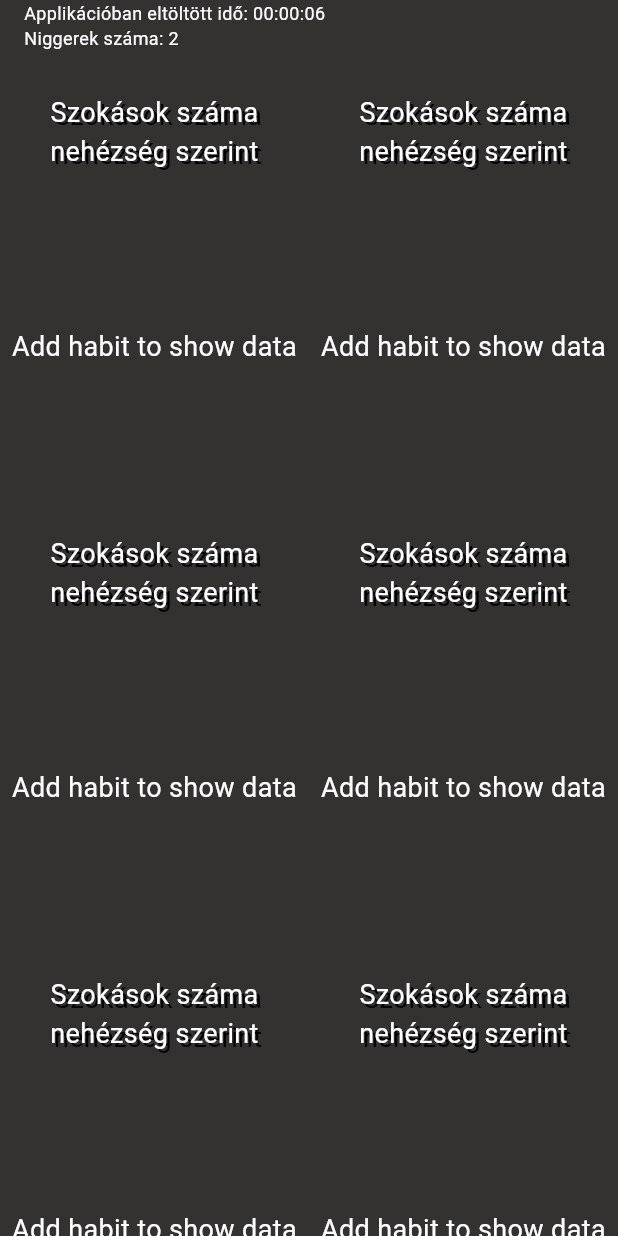
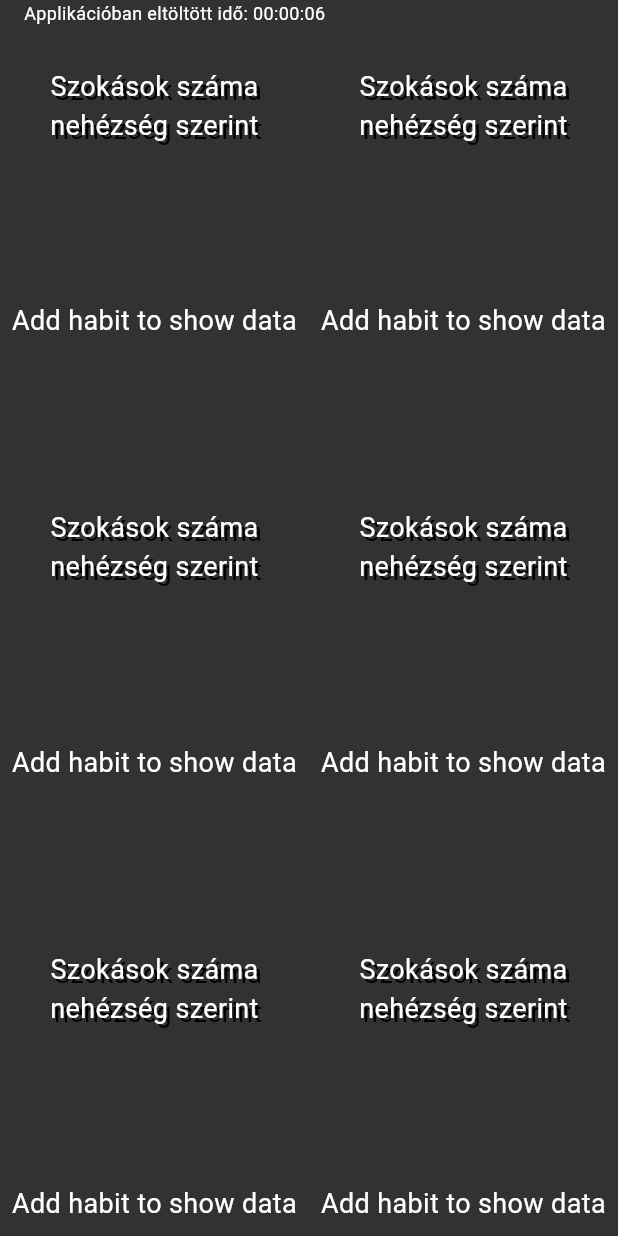
Before and after one commit to hjtomi/HabiQuest, a Flutter app: the StatisticsPage screen opened directly, after a tap on "10", on a phone screen of 412 x 824 dp. Run offline on Flutter 3.47's test engine with Material 3 defaults, Android fonts, the phone set to English and light mode, and no system bars; drawn by our look-alikes of toastification; our stand-ins replace cloud_firestore, firebase_auth, firebase_core, fl_chart, flutter_svg, fluttertoast and 5 more; missing offline and left inert: gif; accounts and stored records are empty.

Commit message:
text statistics bug fix

```diff
--- a/lib/pages/statistics_page.dart
+++ b/lib/pages/statistics_page.dart
@@ -121,8 +121,7 @@ class _StatisticsPageState extends State<StatisticsPage> {
                 Padding(
                   padding: const EdgeInsets.symmetric(horizontal: 16.0),
                   child: Text(
-"""Applikációban eltöltött idő: $hours:$minutes:$seconds
-Niggerek száma: 2""",
+                    """Applikációban eltöltött idő: $hours:$minutes:$seconds""",
                     style: const TextStyle(
                       fontSize: 12,
                     ),
```
Also changed, not shown: 1 other file.
